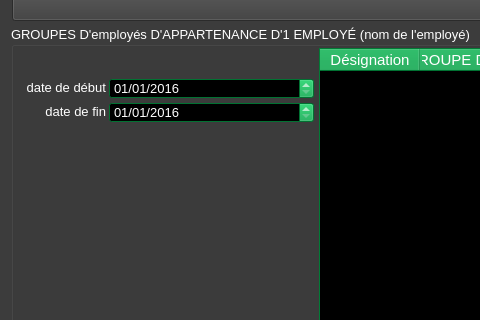
Qt form ui/supplier/yeroth-erp-GROUPES-dun-employe-hr-window.ui (yerothd/yeroth-erp-3-0) before a commit; both pictures show x 0 to 480 and y 143 to 463 of the 800 by 600 pixel window.
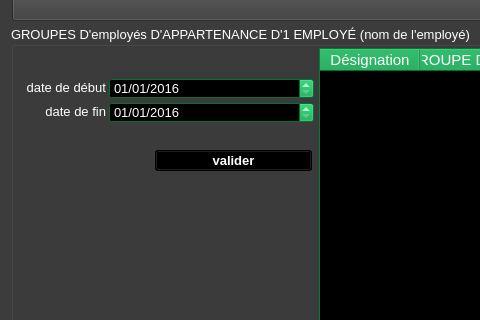
The same form after that commit. Icons and pictures are not drawn. Custom widgets are drawn as their Qt base class.

Patch:
```diff
--- a/ui/supplier/yeroth-erp-GROUPES-dun-employe-hr-window.ui
+++ b/ui/supplier/yeroth-erp-GROUPES-dun-employe-hr-window.ui
@@ -4938,6 +4938,468 @@
       </date>
      </property>
     </widget>
+    <widget class="YerothPushButton" name="pushButton_VALIDER">
+     <property name="geometry">
+      <rect>
+       <x>144</x>
+       <y>124</y>
+       <width>157</width>
+       <height>21</height>
+      </rect>
+     </property>
+     <property name="palette">
+      <palette>
+       <active>
+        <colorrole role="WindowText">
+         <brush brushstyle="SolidPattern">
+          <color alpha="255">
+           <red>255</red>
+           <green>255</green>
+           <blue>255</blue>
+          </color>
+         </brush>
+        </colorrole>
+        <colorrole role="Button">
+         <brush brushstyle="SolidPattern">
+          <color alpha="255">
+           <red>0</red>
+           <green>0</green>
+           <blue>0</blue>
+          </color>
+         </brush>
+        </colorrole>
+        <colorrole role="Light">
+         <brush brushstyle="SolidPattern">
+          <color alpha="255">
+           <red>0</red>
+           <green>0</green>
+           <blue>0</blue>
+          </color>
+         </brush>
+        </colorrole>
+        <colorrole role="Midlight">
+         <brush brushstyle="SolidPattern">
+          <color alpha="255">
+           <red>0</red>
+           <green>0</green>
+           <blue>0</blue>
+          </color>
+         </brush>
+        </colorrole>
+        <colorrole role="Dark">
+         <brush brushstyle="SolidPattern">
+          <color alpha="255">
+           <red>0</red>
+           <green>0</green>
+           <blue>0</blue>
+          </color>
+         </brush>
+        </colorrole>
+        <colorrole role="Mid">
+         <brush brushstyle="SolidPattern">
+          <color alpha="255">
+           <red>0</red>
+           <green>0</green>
+           <blue>0</blue>
+          </color>
+         </brush>
+        </colorrole>
+        <colorrole role="Text">
+         <brush brushstyle="SolidPattern">
+          <color alpha="255">
+           <red>255</red>
+           <green>255</green>
+           <blue>255</blue>
+          </color>
+         </brush>
+        </colorrole>
+        <colorrole role="BrightText">
+         <brush brushstyle="SolidPattern">
+          <color alpha="255">
+           <red>255</red>
+           <green>255</green>
+           <blue>255</blue>
+          </color>
+         </brush>
+        </colorrole>
+        <colorrole role="ButtonText">
+         <brush brushstyle="SolidPattern">
+          <color alpha="255">
+           <red>255</red>
+           <green>255</green>
+           <blue>255</blue>
+          </color>
+         </brush>
+        </colorrole>
+        <colorrole role="Base">
+         <brush brushstyle="SolidPattern">
+          <color alpha="255">
+           <red>0</red>
+           <green>0</green>
+           <blue>0</blue>
+          </color>
+         </brush>
+        </colorrole>
+        <colorrole role="Window">
+         <brush brushstyle="SolidPattern">
+          <color alpha="255">
+           <red>0</red>
+           <green>0</green>
+           <blue>0</blue>
+          </color>
+         </brush>
+        </colorrole>
+        <colorrole role="Shadow">
+         <brush brushstyle="SolidPattern">
+          <color alpha="255">
+           <red>0</red>
+           <green>0</green>
+           <blue>0</blue>
+          </color>
+         </brush>
+        </colorrole>
+        <colorrole role="AlternateBase">
+         <brush brushstyle="SolidPattern">
+          <color alpha="255">
+           <red>0</red>
+           <green>0</green>
+           <blue>0</blue>
+          </color>
+         </brush>
+        </colorrole>
+        <colorrole role="ToolTipBase">
+         <brush brushstyle="SolidPattern">
+          <color alpha="255">
+           <red>255</red>
+           <green>255</green>
+           <blue>220</blue>
+          </color>
+         </brush>
+        </colorrole>
+        <colorrole role="ToolTipText">
+         <brush brushstyle="SolidPattern">
+          <color alpha="255">
+           <red>0</red>
+           <green>0</green>
+           <blue>0</blue>
+          </color>
+         </brush>
+        </colorrole>
+        <colorrole role="PlaceholderText">
+         <brush brushstyle="NoBrush">
+          <color alpha="128">
+           <red>255</red>
+           <green>255</green>
+           <blue>255</blue>
+          </color>
+         </brush>
+        </colorrole>
+       </active>
+       <inactive>
+        <colorrole role="WindowText">
+         <brush brushstyle="SolidPattern">
+          <color alpha="255">
+           <red>255</red>
+           <green>255</green>
+           <blue>255</blue>
+          </color>
+         </brush>
+        </colorrole>
+        <colorrole role="Button">
+         <brush brushstyle="SolidPattern">
+          <color alpha="255">
+           <red>0</red>
+           <green>0</green>
+           <blue>0</blue>
+          </color>
+         </brush>
+        </colorrole>
+        <colorrole role="Light">
+         <brush brushstyle="SolidPattern">
+          <color alpha="255">
+           <red>0</red>
+           <green>0</green>
+           <blue>0</blue>
+          </color>
+         </brush>
+        </colorrole>
+        <colorrole role="Midlight">
+         <brush brushstyle="SolidPattern">
+          <color alpha="255">
+           <red>0</red>
+           <green>0</green>
+           <blue>0</blue>
+          </color>
+         </brush>
+        </colorrole>
+        <colorrole role="Dark">
+         <brush brushstyle="SolidPattern">
+          <color alpha="255">
+           <red>0</red>
+           <green>0</green>
+           <blue>0</blue>
+          </color>
+         </brush>
+        </colorrole>
+        <colorrole role="Mid">
+         <brush brushstyle="SolidPattern">
+          <color alpha="255">
+           <red>0</red>
+           <green>0</green>
+           <blue>0</blue>
+          </color>
+         </brush>
+        </colorrole>
+        <colorrole role="Text">
+         <brush brushstyle="SolidPattern">
+          <color alpha="255">
+           <red>255</red>
+           <green>255</green>
+           <blue>255</blue>
+          </color>
+         </brush>
+        </colorrole>
+        <colorrole role="BrightText">
+         <brush brushstyle="SolidPattern">
+          <color alpha="255">
+           <red>255</red>
+           <green>255</green>
+           <blue>255</blue>
+          </color>
+         </brush>
+        </colorrole>
+        <colorrole role="ButtonText">
+         <brush brushstyle="SolidPattern">
+          <color alpha="255">
+           <red>255</red>
+           <green>255</green>
+           <blue>255</blue>
+          </color>
+         </brush>
+        </colorrole>
+        <colorrole role="Base">
+         <brush brushstyle="SolidPattern">
+          <color alpha="255">
+           <red>0</red>
+           <green>0</green>
+           <blue>0</blue>
+          </color>
+         </brush>
+        </colorrole>
+        <colorrole role="Window">
+         <brush brushstyle="SolidPattern">
+          <color alpha="255">
+           <red>0</red>
+           <green>0</green>
+           <blue>0</blue>
+          </color>
+         </brush>
+        </colorrole>
+        <colorrole role="Shadow">
+         <brush brushstyle="SolidPattern">
+          <color alpha="255">
+           <red>0</red>
+           <green>0</green>
+           <blue>0</blue>
+          </color>
+         </brush>
+        </colorrole>
+        <colorrole role="AlternateBase">
+         <brush brushstyle="SolidPattern">
+          <color alpha="255">
+           <red>0</red>
+           <green>0</green>
+           <blue>0</blue>
+          </color>
+         </brush>
+        </colorrole>
+        <colorrole role="ToolTipBase">
+         <brush brushstyle="SolidPattern">
+          <color alpha="255">
+           <red>255</red>
+           <green>255</green>
+           <blue>220</blue>
+          </color>
+         </brush>
+        </colorrole>
+        <colorrole role="ToolTipText">
+         <brush brushstyle="SolidPattern">
+          <color alpha="255">
+           <red>0</red>
+           <green>0</green>
+           <blue>0</blue>
+          </color>
+         </brush>
+        </colorrole>
+        <colorrole role="PlaceholderText">
+         <brush brushstyle="NoBrush">
+          <color alpha="128">
+           <red>255</red>
+           <green>255</green>
+           <blue>255</blue>
+          </color>
+         </brush>
+        </colorrole>
+       </inactive>
+       <disabled>
+        <colorrole role="WindowText">
+         <brush brushstyle="SolidPattern">
+          <color alpha="255">
+           <red>0</red>
+           <green>0</green>
+           <blue>0</blue>
+          </color>
+         </brush>
+        </colorrole>
+        <colorrole role="Button">
+         <brush brushstyle="SolidPattern">
+          <color alpha="255">
+           <red>0</red>
+           <green>0</green>
+           <blue>0</blue>
+          </color>
+         </brush>
+        </colorrole>
+        <colorrole role="Light">
+         <brush brushstyle="SolidPattern">
+          <color alpha="255">
+           <red>0</red>
+           <green>0</green>
+           <blue>0</blue>
+          </color>
+         </brush>
+        </colorrole>
+        <colorrole role="Midlight">
+         <brush brushstyle="SolidPattern">
+          <color alpha="255">
+           <red>0</red>
+           <green>0</green>
+           <blue>0</blue>
+          </color>
+         </brush>
+        </colorrole>
+        <colorrole role="Dark">
+         <brush brushstyle="SolidPattern">
+          <color alpha="255">
+           <red>0</red>
+           <green>0</green>
+           <blue>0</blue>
+          </color>
+         </brush>
+        </colorrole>
+        <colorrole role="Mid">
+         <brush brushstyle="SolidPattern">
+          <color alpha="255">
+           <red>0</red>
+           <green>0</green>
+           <blue>0</blue>
+          </color>
+         </brush>
+        </colorrole>
+        <colorrole role="Text">
+         <brush brushstyle="SolidPattern">
+          <color alpha="255">
+           <red>0</red>
+           <green>0</green>
+           <blue>0</blue>
+          </color>
+         </brush>
+        </colorrole>
+        <colorrole role="BrightText">
+         <brush brushstyle="SolidPattern">
+          <color alpha="255">
+           <red>255</red>
+           <green>255</green>
+           <blue>255</blue>
+          </color>
+         </brush>
+        </colorrole>
+        <colorrole role="ButtonText">
+         <brush brushstyle="SolidPattern">
+          <color alpha="255">
+           <red>0</red>
+           <green>0</green>
+           <blue>0</blue>
+          </color>
+         </brush>
+        </colorrole>
+        <colorrole role="Base">
+         <brush brushstyle="SolidPattern">
+          <color alpha="255">
+           <red>0</red>
+           <green>0</green>
+           <blue>0</blue>
+          </color>
+         </brush>
+        </colorrole>
+        <colorrole role="Window">
+         <brush brushstyle="SolidPattern">
+          <color alpha="255">
+           <red>0</red>
+           <green>0</green>
+           <blue>0</blue>
+          </color>
+         </brush>
+        </colorrole>
+        <colorrole role="Shadow">
+         <brush brushstyle="SolidPattern">
+          <color alpha="255">
+           <red>0</red>
+           <green>0</green>
+           <blue>0</blue>
+          </color>
+         </brush>
+        </colorrole>
+        <colorrole role="AlternateBase">
+         <brush brushstyle="SolidPattern">
+          <color alpha="255">
+           <red>0</red>
+           <green>0</green>
+           <blue>0</blue>
+          </color>
+         </brush>
+        </colorrole>
+        <colorrole role="ToolTipBase">
+         <brush brushstyle="SolidPattern">
+          <color alpha="255">
+           <red>255</red>
+           <green>255</green>
+           <blue>220</blue>
+          </color>
+         </brush>
+        </colorrole>
+        <colorrole role="ToolTipText">
+         <brush brushstyle="SolidPattern">
+          <color alpha="255">
+           <red>0</red>
+           <green>0</green>
+           <blue>0</blue>
+          </color>
+         </brush>
+        </colorrole>
+        <colorrole role="PlaceholderText">
+         <brush brushstyle="NoBrush">
+          <color alpha="128">
+           <red>255</red>
+           <green>255</green>
+           <blue>255</blue>
+          </color>
+         </brush>
+        </colorrole>
+       </disabled>
+      </palette>
+     </property>
+     <property name="font">
+      <font>
+       <pointsize>10</pointsize>
+       <weight>75</weight>
+       <bold>true</bold>
+      </font>
+     </property>
+     <property name="text">
+      <string>valider</string>
+     </property>
+    </widget>
    </widget>
    <widget class="YerothPushButton" name="pushButton_RETOUR">
     <property name="geometry">
```
